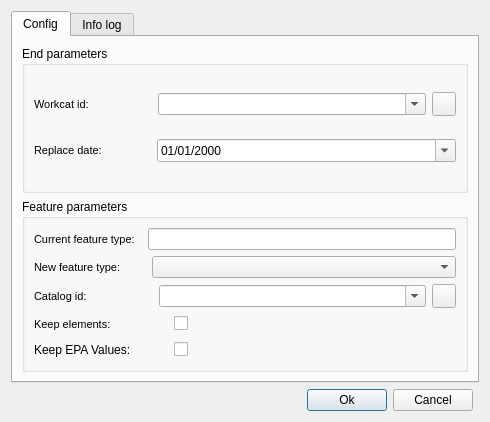
First picture: the form in core/ui/toolbars/edit/feature_replace.ui, repository Giswater/giswater_qgis_plugin, before the edit.
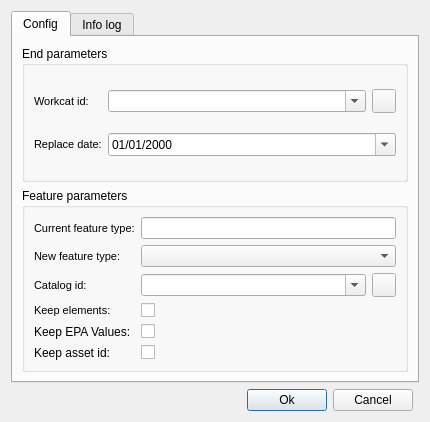
Second picture: the form after the edit. Icons and pictures are not drawn.

Commit message: feat: manage keep_asset_id on feature_replace

What changed in the file:
```diff
--- a/core/ui/toolbars/edit/feature_replace.ui
+++ b/core/ui/toolbars/edit/feature_replace.ui
@@ -6,7 +6,7 @@
    <rect>
     <x>0</x>
     <y>0</y>
-    <width>490</width>
+    <width>430</width>
     <height>422</height>
    </rect>
   </property>
@@ -66,10 +66,70 @@
             <string>End parameters</string>
            </property>
            <layout class="QGridLayout" name="gridLayout_3">
+            <item row="0" column="0">
+             <widget class="QLabel" name="lbl_workcat_id_end">
+              <property name="font">
+               <font>
+                <pointsize>8</pointsize>
+               </font>
+              </property>
+              <property name="frameShape">
+               <enum>QFrame::NoFrame</enum>
+              </property>
+              <property name="frameShadow">
+               <enum>QFrame::Raised</enum>
+              </property>
+              <property name="text">
+               <string>Workcat id:</string>
+              </property>
+              <property name="textFormat">
+               <enum>Qt::AutoText</enum>
+              </property>
+              <property name="scaledContents">
+               <bool>false</bool>
+              </property>
+              <property name="margin">
+               <number>3</number>
+              </property>
+             </widget>
+            </item>
+            <item row="0" column="2">
+             <widget class="QPushButton" name="btn_new_workcat">
+              <property name="sizePolicy">
+               <sizepolicy hsizetype="Minimum" vsizetype="Fixed">
+                <horstretch>0</horstretch>
+                <verstretch>0</verstretch>
+               </sizepolicy>
+              </property>
+              <property name="minimumSize">
+               <size>
+                <width>24</width>
+                <height>24</height>
+               </size>
+              </property>
+              <property name="maximumSize">
+               <size>
+                <width>24</width>
+                <height>24</height>
+               </size>
+              </property>
+              <property name="text">
+               <string/>
+              </property>
+              <property name="icon">
+               <iconset>
+                <normaloff>../../../../icons/dialogs/150.png</normaloff>../../../../icons/dialogs/150.png</iconset>
+              </property>
+              <property name="iconSize">
+               <size>
+                <width>22</width>
+                <height>22</height>
+               </size>
+              </property>
+             </widget>
+            </item>
             <item row="1" column="0">
-             <layout class="QHBoxLayout" name="horizontalLayout_4">
-              <item>
-               <widget class="QLabel" name="label_enddate">
+             <widget class="QLabel" name="lbl_enddate">
                 <property name="font">
                  <font>
                   <pointsize>8</pointsize>
@@ -95,23 +155,7 @@
                 </property>
                </widget>
               </item>
-              <item>
-               <spacer name="horizontalSpacer_3">
-                <property name="orientation">
-                 <enum>Qt::Horizontal</enum>
-                </property>
-                <property name="sizeType">
-                 <enum>QSizePolicy::Fixed</enum>
-                </property>
-                <property name="sizeHint" stdset="0">
-                 <size>
-                  <width>49</width>
-                  <height>20</height>
-                 </size>
-                </property>
-               </spacer>
-              </item>
-              <item>
+            <item row="1" column="1" colspan="2">
                <widget class="QDateTimeEdit" name="enddate">
                 <property name="sizePolicy">
                  <sizepolicy hsizetype="Expanding" vsizetype="Fixed">
@@ -130,54 +174,7 @@
                 </property>
                </widget>
               </item>
-             </layout>
-            </item>
-            <item row="0" column="0">
-             <layout class="QHBoxLayout" name="horizontalLayout_3">
-              <item>
-               <widget class="QLabel" name="label_workcat_id_end">
-                <property name="font">
-                 <font>
-                  <pointsize>8</pointsize>
-                 </font>
-                </property>
-                <property name="frameShape">
-                 <enum>QFrame::NoFrame</enum>
-                </property>
-                <property name="frameShadow">
-                 <enum>QFrame::Raised</enum>
-                </property>
-                <property name="text">
-                 <string>Workcat id:</string>
-                </property>
-                <property name="textFormat">
-                 <enum>Qt::AutoText</enum>
-                </property>
-                <property name="scaledContents">
-                 <bool>false</bool>
-                </property>
-                <property name="margin">
-                 <number>3</number>
-                </property>
-               </widget>
-              </item>
-              <item>
-               <spacer name="horizontalSpacer_2">
-                <property name="orientation">
-                 <enum>Qt::Horizontal</enum>
-                </property>
-                <property name="sizeType">
-                 <enum>QSizePolicy::Fixed</enum>
-                </property>
-                <property name="sizeHint" stdset="0">
-                 <size>
-                  <width>63</width>
-                  <height>20</height>
-                 </size>
-                </property>
-               </spacer>
-              </item>
-              <item>
+            <item row="0" column="1">
                <widget class="QComboBox" name="workcat_id_end">
                 <property name="sizePolicy">
                  <sizepolicy hsizetype="Expanding" vsizetype="Fixed">
@@ -190,43 +187,6 @@
                 </property>
                </widget>
               </item>
-              <item>
-               <widget class="QPushButton" name="btn_new_workcat">
-                <property name="sizePolicy">
-                 <sizepolicy hsizetype="Minimum" vsizetype="Fixed">
-                  <horstretch>0</horstretch>
-                  <verstretch>0</verstretch>
-                 </sizepolicy>
-                </property>
-                <property name="minimumSize">
-                 <size>
-                  <width>24</width>
-                  <height>24</height>
-                 </size>
-                </property>
-                <property name="maximumSize">
-                 <size>
-                  <width>24</width>
-                  <height>24</height>
-                 </size>
-                </property>
-                <property name="text">
-                 <string/>
-                </property>
-                <property name="icon">
-                 <iconset>
-                  <normaloff>../../../../icons/dialogs/150.png</normaloff>../../../../icons/dialogs/150.png</iconset>
-                </property>
-                <property name="iconSize">
-                 <size>
-                  <width>22</width>
-                  <height>22</height>
-                 </size>
-                </property>
-               </widget>
-              </item>
-             </layout>
-            </item>
            </layout>
           </widget>
          </item>
@@ -240,127 +200,8 @@
             <string>Feature parameters</string>
            </property>
            <layout class="QGridLayout" name="gridLayout_4">
-            <item row="3" column="0">
-             <layout class="QHBoxLayout" name="horizontalLayout_8">
-              <item>
-               <widget class="QLabel" name="label_keep_elements">
-                <property name="maximumSize">
-                 <size>
-                  <width>100</width>
-                  <height>16777215</height>
-                 </size>
-                </property>
-                <property name="font">
-                 <font>
-                  <pointsize>8</pointsize>
-                 </font>
-                </property>
-                <property name="frameShape">
-                 <enum>QFrame::NoFrame</enum>
-                </property>
-                <property name="frameShadow">
-                 <enum>QFrame::Raised</enum>
-                </property>
-                <property name="text">
-                 <string>Keep elements:</string>
-                </property>
-                <property name="textFormat">
-                 <enum>Qt::AutoText</enum>
-                </property>
-                <property name="scaledContents">
-                 <bool>false</bool>
-                </property>
-                <property name="margin">
-                 <number>3</number>
-                </property>
-               </widget>
-              </item>
-              <item>
-               <spacer name="horizontalSpacer_7">
-                <property name="orientation">
-                 <enum>Qt::Horizontal</enum>
-                </property>
-                <property name="sizeType">
-                 <enum>QSizePolicy::Fixed</enum>
-                </property>
-                <property name="sizeHint" stdset="0">
-                 <size>
-                  <width>34</width>
-                  <height>20</height>
-                 </size>
-                </property>
-               </spacer>
-              </item>
-              <item>
-               <widget class="QCheckBox" name="keep_elements">
-                <property name="text">
-                 <string/>
-                </property>
-               </widget>
-              </item>
-             </layout>
-            </item>
-            <item row="1" column="0">
-             <layout class="QHBoxLayout" name="horizontalLayout_6">
-              <item>
-               <widget class="QLabel" name="label_new_feature_type">
-                <property name="font">
-                 <font>
-                  <pointsize>8</pointsize>
-                 </font>
-                </property>
-                <property name="frameShape">
-                 <enum>QFrame::NoFrame</enum>
-                </property>
-                <property name="frameShadow">
-                 <enum>QFrame::Raised</enum>
-                </property>
-                <property name="text">
-                 <string>New feature type:</string>
-                </property>
-                <property name="margin">
-                 <number>3</number>
-                </property>
-               </widget>
-              </item>
-              <item>
-               <spacer name="horizontalSpacer_5">
-                <property name="orientation">
-                 <enum>Qt::Horizontal</enum>
-                </property>
-                <property name="sizeType">
-                 <enum>QSizePolicy::Fixed</enum>
-                </property>
-                <property name="sizeHint" stdset="0">
-                 <size>
-                  <width>25</width>
-                  <height>20</height>
-                 </size>
-                </property>
-               </spacer>
-              </item>
-              <item>
-               <widget class="QComboBox" name="feature_type_new">
-                <property name="enabled">
-                 <bool>true</bool>
-                </property>
-                <property name="sizePolicy">
-                 <sizepolicy hsizetype="Expanding" vsizetype="Fixed">
-                  <horstretch>0</horstretch>
-                  <verstretch>0</verstretch>
-                 </sizepolicy>
-                </property>
-                <property name="frame">
-                 <bool>true</bool>
-                </property>
-               </widget>
-              </item>
-             </layout>
-            </item>
             <item row="0" column="0">
-             <layout class="QHBoxLayout" name="horizontalLayout_5">
-              <item>
-               <widget class="QLabel" name="label_feature_type">
+             <widget class="QLabel" name="lbl_feature_type">
                 <property name="font">
                  <font>
                   <pointsize>8</pointsize>
@@ -383,35 +224,8 @@
                 </property>
                </widget>
               </item>
-              <item>
-               <spacer name="horizontalSpacer_4">
-                <property name="orientation">
-                 <enum>Qt::Horizontal</enum>
-                </property>
-                <property name="sizeType">
-                 <enum>QSizePolicy::Fixed</enum>
-                </property>
-                <property name="sizeHint" stdset="0">
-                 <size>
-                  <width>7</width>
-                  <height>20</height>
-                 </size>
-                </property>
-               </spacer>
-              </item>
-              <item>
-               <widget class="QLineEdit" name="feature_type">
-                <property name="text">
-                 <string/>
-                </property>
-               </widget>
-              </item>
-             </layout>
-            </item>
-            <item row="2" column="0">
-             <layout class="QHBoxLayout" name="horizontalLayout_7">
-              <item>
-               <widget class="QLabel" name="label_catalog_id">
+            <item row="1" column="0">
+             <widget class="QLabel" name="lbl_new_feature_type">
                 <property name="font">
                  <font>
                   <pointsize>8</pointsize>
@@ -424,30 +238,30 @@
                  <enum>QFrame::Raised</enum>
                 </property>
                 <property name="text">
-                 <string>Catalog id:</string>
+               <string>New feature type:</string>
                 </property>
                 <property name="margin">
                  <number>3</number>
                 </property>
                </widget>
               </item>
-              <item>
-               <spacer name="horizontalSpacer_6">
-                <property name="orientation">
-                 <enum>Qt::Horizontal</enum>
-                </property>
-                <property name="sizeType">
-                 <enum>QSizePolicy::Fixed</enum>
-                </property>
-                <property name="sizeHint" stdset="0">
+            <item row="4" column="0">
+             <widget class="QLabel" name="lbl_keep_epa_values">
+              <property name="maximumSize">
                  <size>
-                  <width>66</width>
-                  <height>20</height>
-                 </size>
-                </property>
-               </spacer>
-              </item>
-              <item>
+                <width>16777215</width>
+                <height>16777215</height>
+               </size>
+              </property>
+              <property name="text">
+               <string>Keep EPA Values:</string>
+              </property>
+              <property name="margin">
+               <number>3</number>
+              </property>
+             </widget>
+            </item>
+            <item row="2" column="1">
                <widget class="QComboBox" name="featurecat_id">
                 <property name="enabled">
                  <bool>true</bool>
@@ -466,7 +280,77 @@
                 </property>
                </widget>
               </item>
-              <item>
+            <item row="3" column="0">
+             <widget class="QLabel" name="lbl_keep_elements">
+              <property name="maximumSize">
+               <size>
+                <width>16777215</width>
+                <height>16777215</height>
+               </size>
+              </property>
+              <property name="font">
+               <font>
+                <pointsize>8</pointsize>
+               </font>
+              </property>
+              <property name="frameShape">
+               <enum>QFrame::NoFrame</enum>
+              </property>
+              <property name="frameShadow">
+               <enum>QFrame::Raised</enum>
+              </property>
+              <property name="text">
+               <string>Keep elements:</string>
+              </property>
+              <property name="textFormat">
+               <enum>Qt::AutoText</enum>
+              </property>
+              <property name="scaledContents">
+               <bool>false</bool>
+              </property>
+              <property name="margin">
+               <number>3</number>
+              </property>
+             </widget>
+            </item>
+            <item row="2" column="0">
+             <widget class="QLabel" name="lbl_catalog_id">
+              <property name="font">
+               <font>
+                <pointsize>8</pointsize>
+               </font>
+              </property>
+              <property name="frameShape">
+               <enum>QFrame::NoFrame</enum>
+              </property>
+              <property name="frameShadow">
+               <enum>QFrame::Raised</enum>
+              </property>
+              <property name="text">
+               <string>Catalog id:</string>
+              </property>
+              <property name="margin">
+               <number>3</number>
+              </property>
+             </widget>
+            </item>
+            <item row="1" column="1" colspan="2">
+             <widget class="QComboBox" name="feature_type_new">
+              <property name="enabled">
+               <bool>true</bool>
+              </property>
+              <property name="sizePolicy">
+               <sizepolicy hsizetype="Expanding" vsizetype="Fixed">
+                <horstretch>0</horstretch>
+                <verstretch>0</verstretch>
+               </sizepolicy>
+              </property>
+              <property name="frame">
+               <bool>true</bool>
+              </property>
+             </widget>
+            </item>
+            <item row="2" column="2">
                <widget class="QPushButton" name="btn_catalog">
                 <property name="minimumSize">
                  <size>
@@ -495,50 +379,40 @@
                 </property>
                </widget>
               </item>
-             </layout>
-            </item>
-            <item row="4" column="0">
-             <layout class="QHBoxLayout" name="horizontalLayout_10">
-              <item>
-               <widget class="QLabel" name="label_keep_epa_values">
-                <property name="maximumSize">
-                 <size>
-                  <width>100</width>
-                  <height>16777215</height>
-                 </size>
-                </property>
-                <property name="text">
-                 <string>Keep EPA Values:</string>
-                </property>
-                <property name="margin">
-                 <number>3</number>
-                </property>
-               </widget>
-              </item>
-              <item>
-               <spacer name="horizontalSpacer_8">
-                <property name="orientation">
-                 <enum>Qt::Horizontal</enum>
-                </property>
-                <property name="sizeType">
-                 <enum>QSizePolicy::Fixed</enum>
-                </property>
-                <property name="sizeHint" stdset="0">
-                 <size>
-                  <width>34</width>
-                  <height>20</height>
-                 </size>
-                </property>
-               </spacer>
-              </item>
-              <item>
+            <item row="4" column="1">
                <widget class="QCheckBox" name="keep_epa_values">
                 <property name="text">
                  <string/>
                 </property>
                </widget>
               </item>
-             </layout>
+            <item row="0" column="1" colspan="2">
+             <widget class="QLineEdit" name="feature_type">
+              <property name="text">
+               <string/>
+              </property>
+             </widget>
+            </item>
+            <item row="5" column="0">
+             <widget class="QLabel" name="lbl_keep_asset_id">
+              <property name="text">
+               <string>Keep asset id:</string>
+              </property>
+             </widget>
+            </item>
+            <item row="3" column="1">
+             <widget class="QCheckBox" name="keep_elements">
+              <property name="text">
+               <string/>
+              </property>
+             </widget>
+            </item>
+            <item row="5" column="1">
+             <widget class="QCheckBox" name="chk_keep_asset_id">
+              <property name="text">
+               <string/>
+              </property>
+             </widget>
             </item>
            </layout>
           </widget>
```
Left out of the diff: 9 changed lines with no effect on the pictures. Lines whose indentation alone changed are shown as unchanged. The commit also changes 2 other files.
